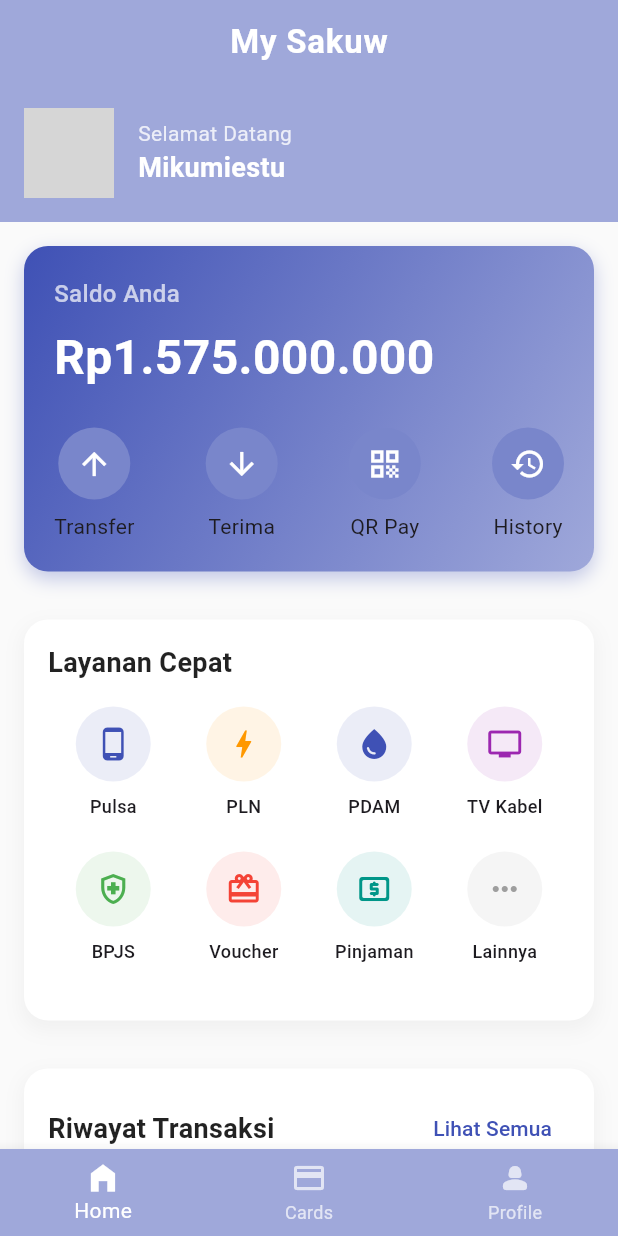
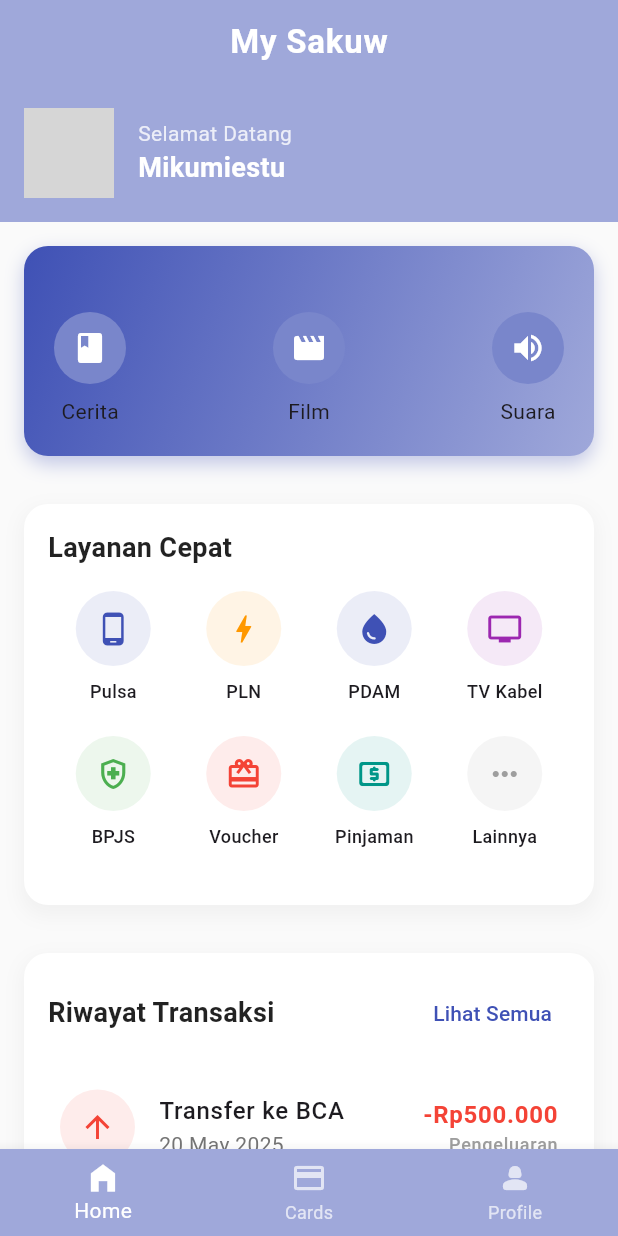
Before and after one commit to sndyb365/WayangKu, a Flutter app: the screen it shows after launch, on a phone screen of 412 x 824 dp. Run offline on Flutter 3.47's test engine with Material 3 defaults, Android fonts, the light colour scheme and no system bars; network calls fail; grey boxes are pictures that could not be loaded.

Commit message:
penyesuaian landing page

```diff
--- a/lib/home_screen.dart
+++ b/lib/home_screen.dart
@@ -139,31 +139,13 @@ class _HomeScreenState extends State<HomeScreen> {
       child: Column(
         crossAxisAlignment: CrossAxisAlignment.start,
         children: [
-          const Text(
-            'Saldo Anda',
-            style: TextStyle(
-              fontSize: 16,
-              color: Colors.white70,
-              fontWeight: FontWeight.w500,
-            ),
-          ),
-          const SizedBox(height: 8),
-          Text(
-            formatter.format(balance),
-            style: const TextStyle(
-              fontSize: 32,
-              fontWeight: FontWeight.bold,
-              color: Colors.white,
-            ),
-          ),
           const SizedBox(height: 24),
           Row(
             mainAxisAlignment: MainAxisAlignment.spaceBetween,
             children: [
-              _buildActionButton(Icons.arrow_upward, 'Transfer', Colors.white),
-              _buildActionButton(Icons.arrow_downward, 'Terima', Colors.white),
-              _buildActionButton(Icons.qr_code, 'QR Pay', Colors.white),
-              _buildActionButton(Icons.history, 'History', Colors.white),
+              _buildActionButton(Icons.book, 'Cerita', Colors.white),
+              _buildActionButton(Icons.movie, 'Film', Colors.white),
+              _buildActionButton(Icons.volume_up, 'Suara', Colors.white),
             ],
           ),
         ],
@@ -175,19 +157,19 @@ class _HomeScreenState extends State<HomeScreen> {
     return GestureDetector(
       onTap: () {
         switch (label) {
-          case 'Transfer':
+          case 'Cerita':
             Navigator.push(
               context,
               MaterialPageRoute(builder: (context) => TransferPage()),
             );
             break;
-          case 'Terima':
+          case 'Film':
             Navigator.push(
               context,
               MaterialPageRoute(builder: (context) => TerimaPage()),
             );
             break;
-          case 'QR Pay':
+          case 'Suara':
             Navigator.push(
               context,
               MaterialPageRoute(builder: (context) => QrpayPage()),
```
